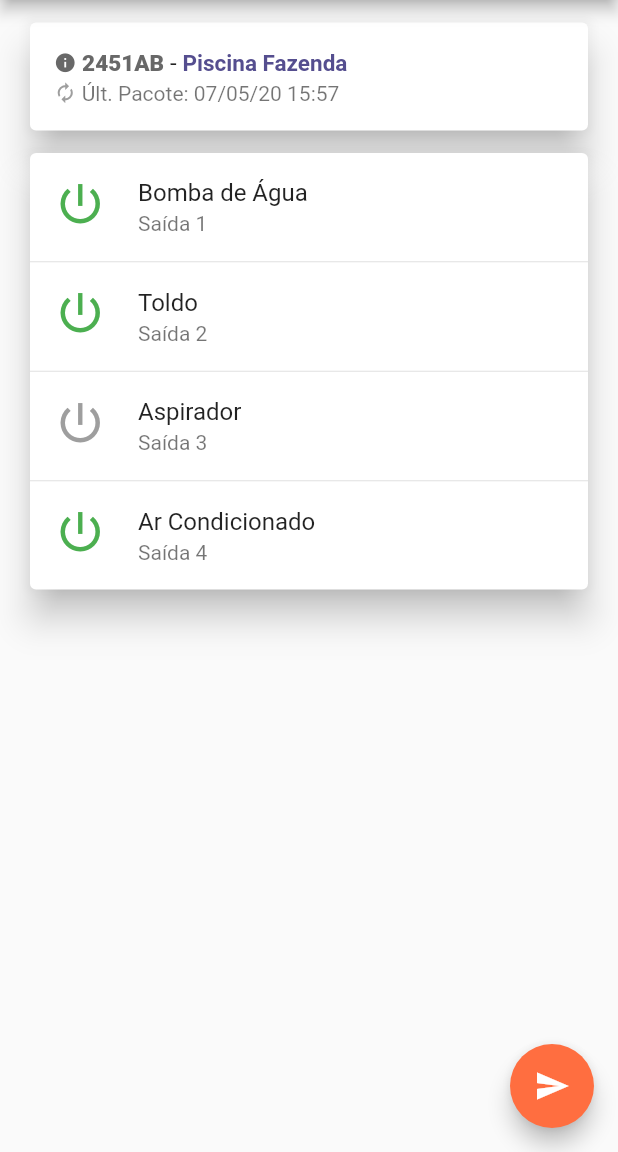
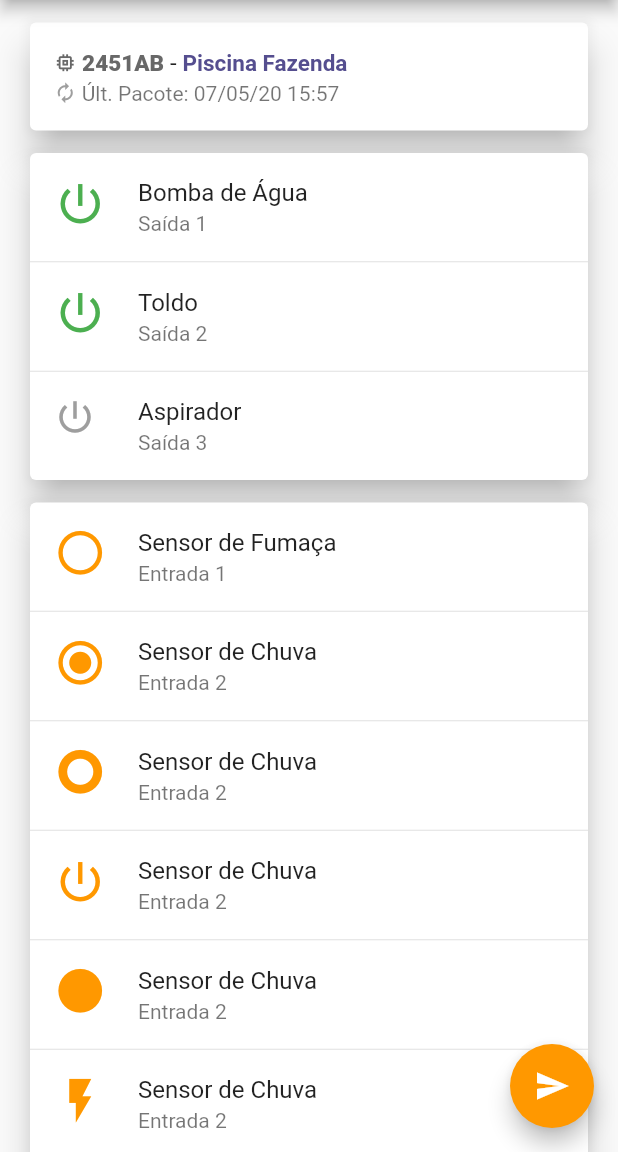
Before and after one commit to marocama/vwwifi_app, a Flutter app: the screen it shows after launch, on a phone screen of 412 x 824 dp, the part 84-1236 px from its top. Run offline on Flutter 3.47's test engine with Material 2 defaults, Android fonts, the phone set to English and light mode, and no system bars.

Commit message:
Alteração na tela de controle de transmissor

```diff
--- a/lib/screens/manageTransmitter.dart
+++ b/lib/screens/manageTransmitter.dart
@@ -46,7 +46,7 @@ class _TransmitterState extends State<Transmitter> {
                   ListTile(
                     title: Row(
                       children: <Widget>[
-                        Icon(Icons.info, size: 15, color: CustomColors.TextHeaderGrey),
+                        Icon(Icons.memory, size: 15, color: CustomColors.TextHeaderGrey),
                         Text(' 2451AB', style: TextStyle(fontSize: 15, color: CustomColors.TextHeaderGrey, fontWeight: FontWeight.w800)),
                         Text(' - '),
                         Text('Piscina Fazenda', style: TextStyle(fontSize: 15, color: CustomColors.TextHeader, fontWeight: FontWeight.w600)),
@@ -82,15 +82,81 @@ class _TransmitterState extends State<Transmitter> {
                   ),
                   Divider(height: 1),
                   ListTile(
-                    leading: Icon(Icons.power_settings_new, color: Colors.grey, size: 35),
+                    leading: Icon(Icons.power_settings_new, color: Colors.grey, size: 28),
                     title: Text('Aspirador'),
                     subtitle: Text('Saída 3'),
                   ),
+                ],
+              ),
+            ),
+
+            Card(
+              margin: EdgeInsets.fromLTRB(20, 0, 20, 15),
+              elevation: 10,
+              child: Column(
+                mainAxisSize: MainAxisSize.min,
+                children: <Widget>[
+                  ListTile(
+                    leading: Icon(Icons.radio_button_unchecked, color: Colors.orange, size: 35),
+                    title: Text('Sensor de Fumaça'),
+                    subtitle: Text('Entrada 1'),
+                  ),
                   Divider(height: 1),
                   ListTile(
-                    leading: Icon(Icons.power_settings_new, color: Colors.green, size: 35),
-                    title: Text('Ar Condicionado'),
-                    subtitle: Text('Saída 4'),
+                    leading: Icon(Icons.radio_button_checked, color: Colors.orange, size: 35),
+                    title: Text('Sensor de Chuva'),
+                    subtitle: Text('Entrada 2'),
+                  ),
+                  Divider(height: 1),
+                  ListTile(
+                    leading: Icon(Icons.trip_origin, color: Colors.orange, size: 35),
+                    title: Text('Sensor de Chuva'),
+                    subtitle: Text('Entrada 2'),
+                  ),
+                  Divider(height: 1),
+                  ListTile(
+                    leading: Icon(Icons.power_settings_new, color: Colors.orange, size: 35),
+                    title: Text('Sensor de Chuva'),
+                    subtitle: Text('Entrada 2'),
+                  ),
+                  Divider(height: 1),
+                  ListTile(
+                    leading: Icon(Icons.lens, color: Colors.orange, size: 35),
+                    title: Text('Sensor de Chuva'),
+                    subtitle: Text('Entrada 2'),
+                  ),
+                  Divider(height: 1),
+                  ListTile(
+                    leading: Icon(Icons.flash_on, color: Colors.orange, size: 35),
+                    title: Text('Sensor de Chuva'),
+                    subtitle: Text('Entrada 2'),
+                  ),
+                  Divider(height: 1),
+                  ListTile(
+                    leading: Icon(Icons.flash_off, color: Colors.orange, size: 35),
+                    title: Text('Sensor de Chuva'),
+                    subtitle: Text('Entrada 2'),
+                  ),
+                  Divider(height: 1),
+                  ListTile(
+                    leading: Icon(Icons.power, color: Colors.orange, size: 35),
+                    title: Text('Sensor de Chuva'),
+                    subtitle: Text('Entrada 2'),
+                  ),
+                ],
+              ),
+            ),
+
+            Card(
+              margin: EdgeInsets.fromLTRB(20, 0, 20, 15),
+              elevation: 10,
+              child: Column(
+                mainAxisSize: MainAxisSize.min,
+                children: <Widget>[
+                  ListTile(
+                    leading: Text('57%', style: TextStyle(color: Colors.blue, fontSize: 28)),
+                    title: Text('Nível da Caixa Principal'),
+                    subtitle: Text('Analógica 1'),
                   ),
                 ],
               ),
@@ -104,7 +170,7 @@ class _TransmitterState extends State<Transmitter> {
       floatingActionButton: FloatingActionButton(
         onPressed: () => setState(() => _count++),
         tooltip: 'Enviar',
-        backgroundColor: Colors.deepOrangeAccent,
+        backgroundColor: Colors.orange,
         child: const Icon(Icons.send),
       ),
     );
```
Also changed, not shown: pubspec.lock, 1 other file.
